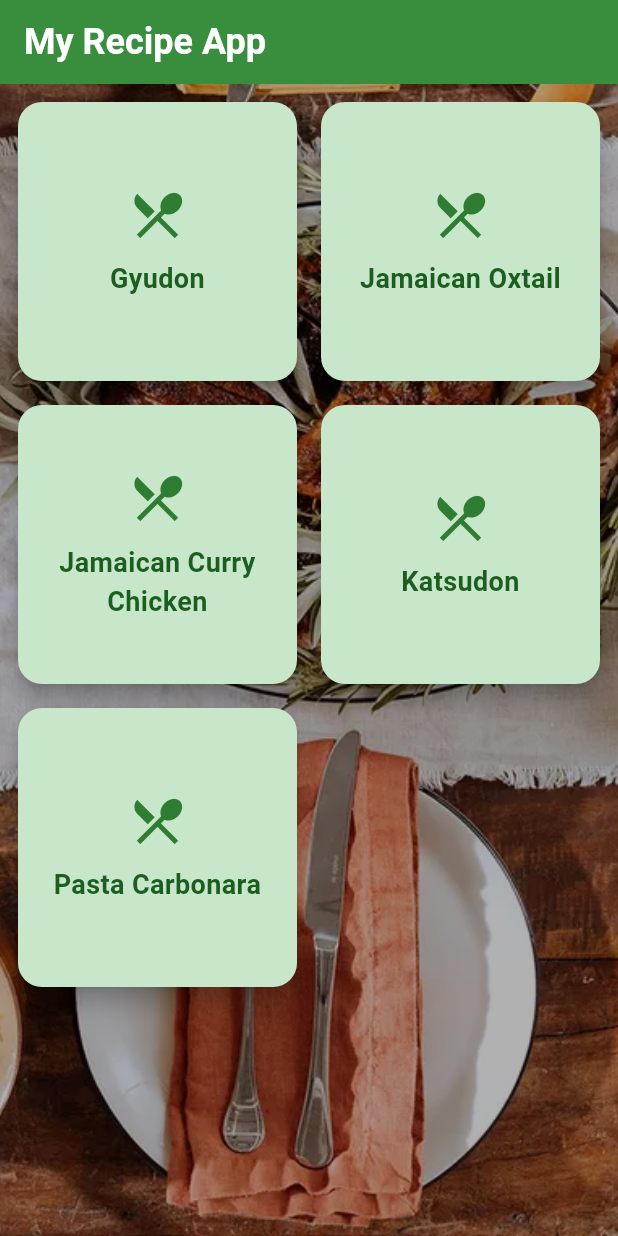
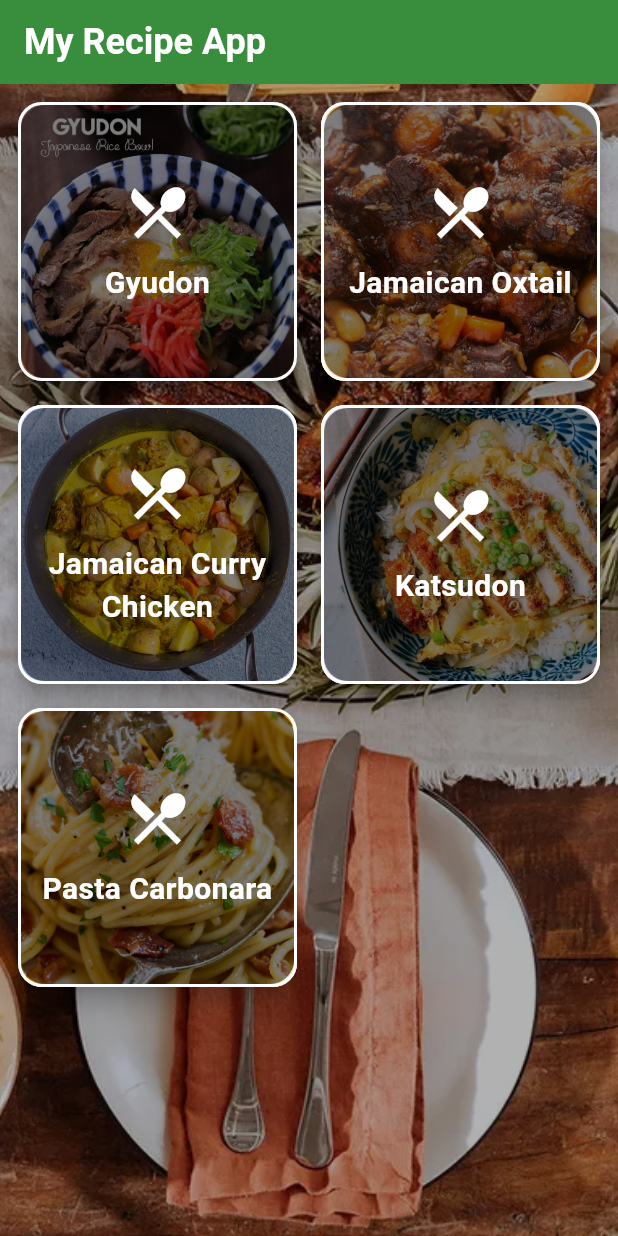
Before and after one commit to rchai12/recipeapp, a Flutter app: the screen it shows after launch, on a phone screen of 412 x 824 dp. Run offline on Flutter 3.47's test engine with Material 3 defaults, Android fonts, the phone set to English and light mode, and no system bars.

Commit message:
Added pictures to tile backgrounds and tile borders

```diff
--- a/lib/main.dart
+++ b/lib/main.dart
@@ -169,20 +169,17 @@ class HomeScreen extends StatelessWidget {
     ),
     body: Stack(
       children: [
-
         Positioned.fill(
           child: Image.asset(
             'assets/images/food.webp',
             fit: BoxFit.cover,
           ),
         ),
-
         Positioned.fill(
           child: Container(
             color: Colors.black.withOpacity(0.3),
           ),
         ),
-
         Padding(
           padding: EdgeInsets.all(8.0),
           child: GridView.builder(
@@ -209,22 +206,49 @@ class HomeScreen extends StatelessWidget {
                   );
                 },
                 child: Card(
-                    color: Colors.green[100],
                   shape: RoundedRectangleBorder(
                     borderRadius: BorderRadius.circular(16.0),
                   ),
                   elevation: 6.0,
-                    child: Column(
+                  child: Container(
+                    decoration: BoxDecoration(
+                      borderRadius: BorderRadius.circular(16.0),
+                      border: Border.all(
+                        color: const Color.fromARGB(255, 255, 255, 255),
+                        width: 2.0,
+                      ),
+                      image: DecorationImage(
+                        image: AssetImage(recipe['image']),
+                        fit: BoxFit.cover,
+                      ),
+                    ),
+                    child: Stack(
+                      alignment: Alignment.center,
+                      children: [
+                        Container(
+                          decoration: BoxDecoration(
+                            color: Colors.black.withOpacity(0.5),
+                            borderRadius: BorderRadius.circular(16.0),
+                          ),
+                        ),
+                        Column(
                           mainAxisAlignment: MainAxisAlignment.center,
                           children: [
-                        Icon(Icons.restaurant_menu, size: 40.0, color: Colors.green[800]),
+                            Icon(Icons.restaurant_menu, size: 45.0, color: Colors.white),
                             SizedBox(height: 10.0),
                             Text(
                               recipe['title'],
                               textAlign: TextAlign.center,
-                          style: TextStyle(fontSize: 18.0, fontWeight: FontWeight.w600, color: Colors.green[900],),
+                              style: TextStyle(
+                                fontSize: 20.0,
+                                fontWeight: FontWeight.w600,
+                                color: Colors.white,
+                                ),
                               ),
                             ],
+                          ),
+                        ],
+                      ),
                     ),
                   ),
                 );
@@ -236,6 +260,7 @@ class HomeScreen extends StatelessWidget {
     );
   }
 }
+
 
 class DetailScreen extends StatelessWidget {
   final String title;
```
Lines whose indentation alone changed are shown as unchanged.
